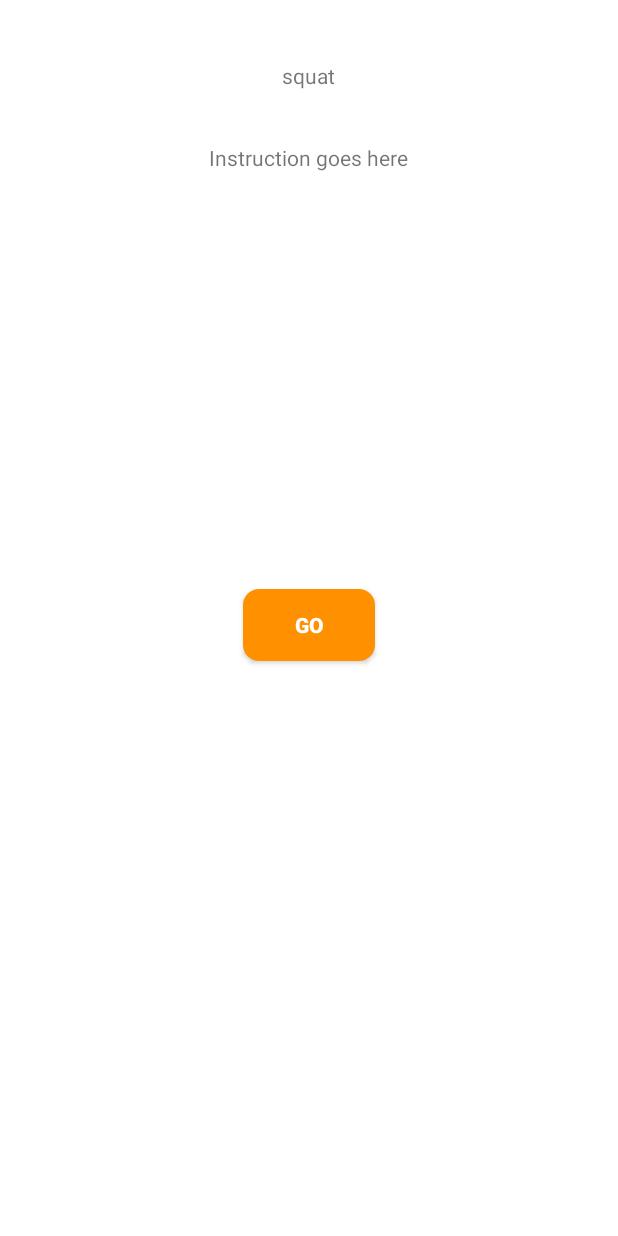
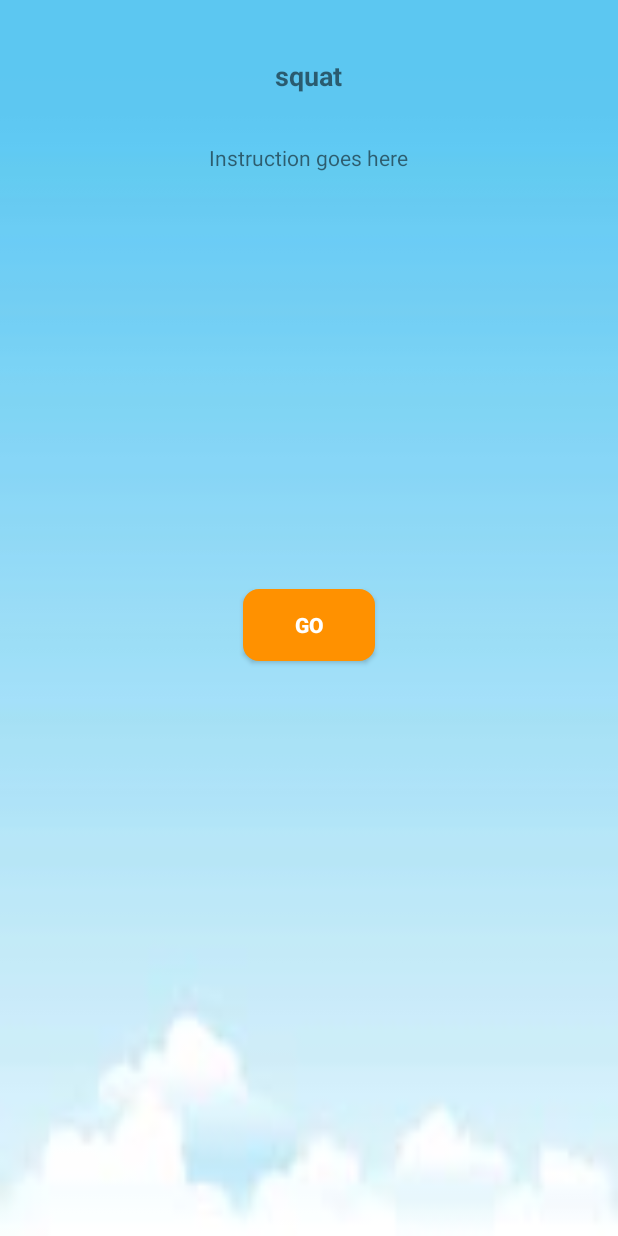
Before and after one commit to AmberWangjie/Tiba-Health-App-for-Android, an Android app: the DescriptionActivity screen opened directly, with no data from a screen before it, on a phone screen of 412 x 824 dp. Run offline under Robolectric (Android 15) with nearby library versions, the phone set to English and light mode, and no system bars; 2 statements that could not run were skipped.

Commit message:
UI change

```diff
--- a/BottomNavigationBar/app/src/main/res/layout/account.xml
+++ b/BottomNavigationBar/app/src/main/res/layout/account.xml
@@ -9,7 +9,7 @@
     android:paddingRight="@dimen/activity_horizontal_margin"
     android:paddingTop="@dimen/activity_vertical_margin"
     tools:context="com.example.zhanghaochong.bottomnavigationbar.MainActivity"
-    android:background="@drawable/accbck1">
+    android:background="@drawable/bck5">
 
 
     <ImageView
--- a/BottomNavigationBar/app/src/main/res/layout/activity_bluetooth.xml
+++ b/BottomNavigationBar/app/src/main/res/layout/activity_bluetooth.xml
@@ -8,7 +8,8 @@
     android:paddingLeft="@dimen/activity_horizontal_margin"
     android:paddingRight="@dimen/activity_horizontal_margin"
     android:paddingTop="@dimen/activity_vertical_margin"
-    tools:context="com.example.zhanghaochong.bottomnavigationbar.BluetoothActivity">
+    tools:context="com.example.zhanghaochong.bottomnavigationbar.BluetoothActivity"
+    android:background="@drawable/bck5">
 
     <LinearLayout
         android:orientation="vertical"
--- a/BottomNavigationBar/app/src/main/res/layout/activity_local_db.xml
+++ b/BottomNavigationBar/app/src/main/res/layout/activity_local_db.xml
@@ -8,7 +8,8 @@
     android:paddingLeft="@dimen/activity_horizontal_margin"
     android:paddingRight="@dimen/activity_horizontal_margin"
     android:paddingTop="@dimen/activity_vertical_margin"
-    tools:context="com.example.zhanghaochong.bottomnavigationbar.LocalDBActivity">
+    tools:context="com.example.zhanghaochong.bottomnavigationbar.LocalDBActivity"
+    android:background="@drawable/bck5">
 
 
     <LinearLayout
--- a/BottomNavigationBar/app/src/main/res/layout/description_screen.xml
+++ b/BottomNavigationBar/app/src/main/res/layout/description_screen.xml
@@ -4,7 +4,8 @@
     xmlns:tools="http://schemas.android.com/tools"
     android:layout_width="match_parent"
     android:layout_height="match_parent"
-    tools:context="com.example.zhanghaochong.bottomnavigationbar.DescriptionActivity">
+    tools:context="com.example.zhanghaochong.bottomnavigationbar.DescriptionActivity"
+    android:background="@drawable/bck5">
 
 
     <TextView
@@ -17,7 +18,10 @@
         tools:layout_editor_absoluteY="16dp"
         android:layout_alignParentTop="true"
         android:layout_centerHorizontal="true"
-        android:layout_marginTop="34dp" />
+        android:layout_marginTop="34dp"
+        android:textStyle="normal|bold"
+        android:textSize="18sp"
+        android:textColorHint="@color/black" />
 
     <TextView
         android:id="@+id/textViewDes"
@@ -29,7 +33,8 @@
         tools:layout_editor_absoluteY="92dp"
         android:layout_below="@+id/textViewExe"
         android:layout_centerHorizontal="true"
-        android:layout_marginTop="28dp" />
+        android:layout_marginTop="28dp"
+        android:textColorHint="@color/black" />
 
     <Button
         android:text="Go"
--- a/BottomNavigationBar/app/src/main/res/layout/setting.xml
+++ b/BottomNavigationBar/app/src/main/res/layout/setting.xml
@@ -1,7 +1,9 @@
 <?xml version="1.0" encoding="utf-8"?>
 <LinearLayout xmlns:android="http://schemas.android.com/apk/res/android"
-    android:orientation="vertical" android:layout_width="match_parent"
-    android:layout_height="match_parent">
+    android:orientation="vertical"
+    android:layout_width="match_parent"
+    android:layout_height="match_parent"
+    android:background="@drawable/bck5">
 
     <Button
         android:text="Bluetooth Setting"
```
Also changed, not shown: BottomNavigationBar/app/src/main/res/layout/careplan.xml (+10 -4 lines), BottomNavigationBar/app/src/main/res/layout/email.xml (+9 -8 lines), BottomNavigationBar/app/src/main/res/layout/workout.xml (+19 -13 lines), BottomNavigationBar/app/src/main/res/drawable-xhdpi/accbck3.jpg (added), BottomNavigationBar/app/src/main/res/drawable-xhdpi/bck4.jpeg (added), BottomNavigationBar/app/src/main/res/drawable-xhdpi/bck5.jpeg (added), BottomNavigationBar/app/src/main/res/mipmap-hdpi/send_button1.png (added), BottomNavigationBar/app/src/main/res/mipmap-mdpi/send_button1.png (added), BottomNavigationBar/app/src/main/res/mipmap-xhdpi/send_button1.png (added), BottomNavigationBar/app/src/main/res/mipmap-xxhdpi/send_button1.png (added), BottomNavigationBar/app/src/main/res/mipmap-xxxhdpi/send_button1.png (added), BottomNavigationBar/app/src/main/send_button1-web.png (added).
